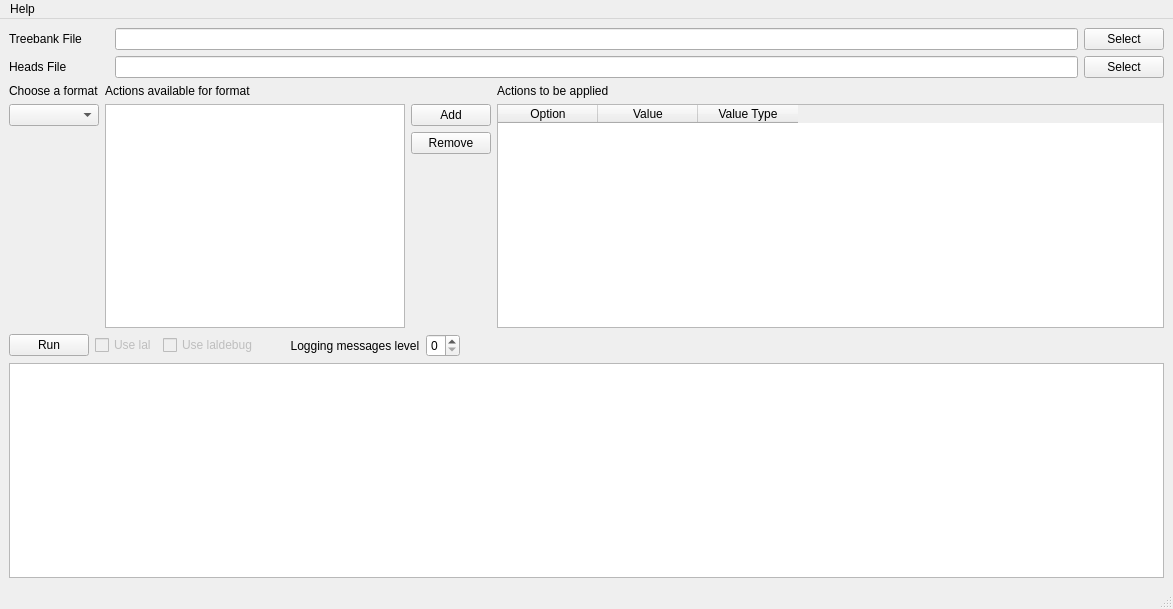
Qt form gui/form.ui (LAL-project/treebank-parser) before a commit.
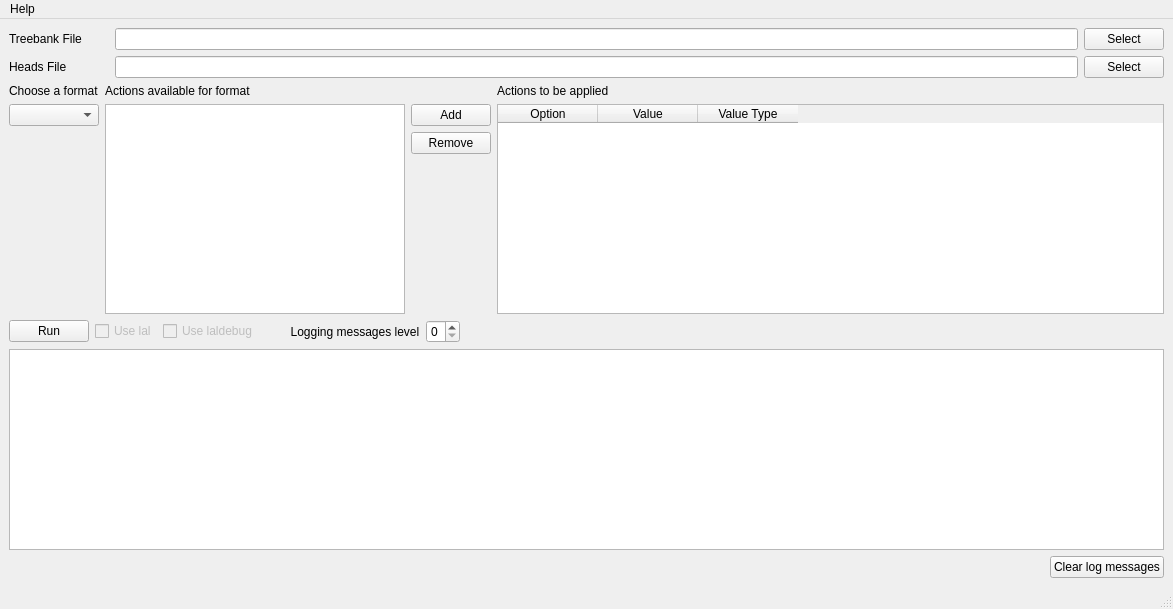
The same form after that commit. Custom widgets are drawn as their Qt base class.

Commit message: Added button to clear log messages

What changed in the file:
```diff
--- a/gui/form.ui
+++ b/gui/form.ui
@@ -309,6 +309,30 @@
       </item>
      </layout>
     </item>
+    <item>
+     <layout class="QHBoxLayout" name="horizontalLayout_5">
+      <item>
+       <spacer name="horizontalSpacer_2">
+        <property name="orientation">
+         <enum>Qt::Horizontal</enum>
+        </property>
+        <property name="sizeHint" stdset="0">
+         <size>
+          <width>40</width>
+          <height>20</height>
+         </size>
+        </property>
+       </spacer>
+      </item>
+      <item>
+       <widget class="QPushButton" name="pushButton">
+        <property name="text">
+         <string>Clear log messages</string>
+        </property>
+       </widget>
+      </item>
+     </layout>
+    </item>
    </layout>
   </widget>
   <widget class="QMenuBar" name="menu_bar">
```
Left out of the diff: 19 changed lines with no effect on the pictures.
